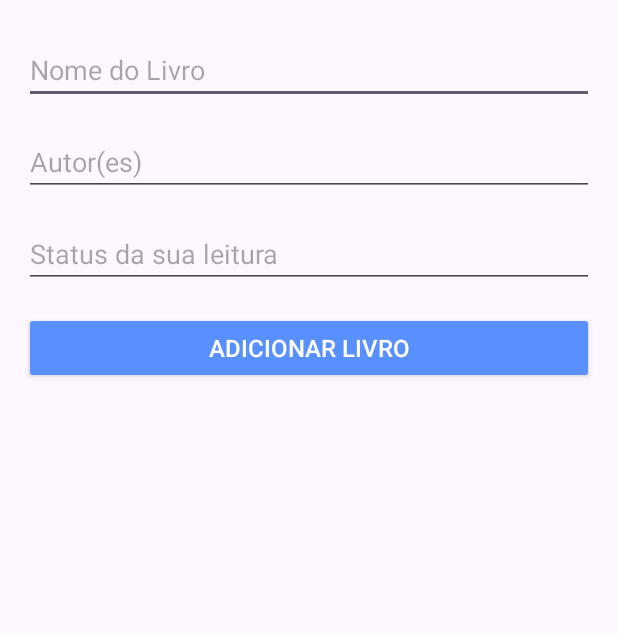
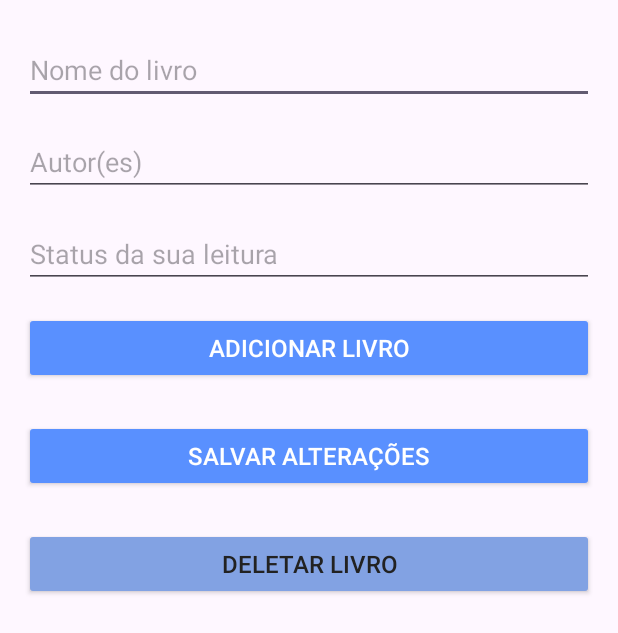
Before and after one commit to alinegtcl/meus-livros, an Android app: the layout fragment_add_book.xml on its own in the app's theme, with its tools: preview values and no code run, on a phone screen of 412 x 824 dp. Shown: the top 633 px of the screen. Run offline under Robolectric (Android 15) with nearby library versions, the phone set to English and light mode, and no system bars.

Commit message:
feat(update_book): added save changes functionality.

```diff
--- a/app/src/main/java/com/luisitolentino/meuslivros/data/datasource/BooksDao.kt
+++ b/app/src/main/java/com/luisitolentino/meuslivros/data/datasource/BooksDao.kt
@@ -3,6 +3,7 @@ package com.luisitolentino.meuslivros.data.datasource
 import androidx.room.Dao
 import androidx.room.Insert
 import androidx.room.Query
+import androidx.room.Update
 import com.luisitolentino.meuslivros.data.entity.BookEntity
 import com.luisitolentino.meuslivros.domain.model.Book
 
@@ -11,6 +12,9 @@ interface BooksDao {
     @Insert
     suspend fun insert(book: BookEntity)
 
+    @Update
+    suspend fun update(book: BookEntity)
+
     @Query("SELECT * FROM bookentity ORDER BY name")
     suspend fun getAllBooks(): List<BookEntity>?
 
--- a/app/src/main/java/com/luisitolentino/meuslivros/data/repository/BooksRepositoryImpl.kt
+++ b/app/src/main/java/com/luisitolentino/meuslivros/data/repository/BooksRepositoryImpl.kt
@@ -10,6 +10,10 @@ class BooksRepositoryImpl(private val booksDao: BooksDao) : BookControlUseCase {
 
     override suspend fun insert(book: Book) {
         booksDao.insert(toBookEntity(book))
+    }
+
+    override suspend fun update(book: Book) {
+        booksDao.update(toBookEntity(book))
     }
 
     private fun toBookEntity(book: Book): BookEntity {
--- a/app/src/main/java/com/luisitolentino/meuslivros/domain/usecase/BookControlUseCase.kt
+++ b/app/src/main/java/com/luisitolentino/meuslivros/domain/usecase/BookControlUseCase.kt
@@ -6,6 +6,8 @@ import com.luisitolentino.meuslivros.domain.utils.MBResult
 interface BookControlUseCase {
     suspend fun insert(book: Book)
 
+    suspend fun update(book: Book)
+
     suspend fun getAllBooks(): MBResult<List<Book>, String>
 
     suspend fun getBookById(id: Int): MBResult<Book, String>
--- a/app/src/main/java/com/luisitolentino/meuslivros/presentation/viewmodel/ManageBookState.kt
+++ b/app/src/main/java/com/luisitolentino/meuslivros/presentation/viewmodel/ManageBookState.kt
@@ -4,6 +4,7 @@ import com.luisitolentino.meuslivros.domain.model.Book
 
 sealed class ManageBookState {
     data object InsertSuccess : ManageBookState()
+    data object UpdateSuccess : ManageBookState()
     data object ShowLoading : ManageBookState()
     data object HideLoading : ManageBookState()
     data class GetByIdSuccess(val book: Book) : ManageBookState()
--- a/app/src/main/res/layout/fragment_add_book.xml
+++ b/app/src/main/res/layout/fragment_add_book.xml
@@ -39,10 +39,32 @@
         android:layout_width="match_parent"
         android:layout_height="wrap_content"
         android:layout_marginTop="16dp"
-        android:layout_marginBottom="24dp"
+        android:layout_marginBottom="8dp"
         android:backgroundTint="@color/blue"
         android:text="@string/label_add_book"
         android:textColor="@color/white"
         android:textSize="16sp" />
 
+    <androidx.appcompat.widget.AppCompatButton
+        android:id="@+id/buttonUpdateBook"
+        android:layout_width="match_parent"
+        android:layout_height="wrap_content"
+        android:layout_marginTop="16dp"
+        android:layout_marginBottom="8dp"
+        android:backgroundTint="@color/blue"
+        android:text="@string/label_update_book"
+        android:textColor="@color/white"
+        android:textSize="16sp" />
+
+    <androidx.appcompat.widget.AppCompatButton
+        android:id="@+id/buttonDeleteBook"
+        android:layout_width="match_parent"
+        android:layout_height="wrap_content"
+        android:layout_marginTop="16dp"
+        android:layout_marginBottom="16dp"
+        android:backgroundTint="@color/lightBlue"
+        android:text="@string/label_delete_book"
+        android:textColor="@color/black"
+        android:textSize="16sp" />
+
 </LinearLayout>
--- a/app/src/main/res/values/strings.xml
+++ b/app/src/main/res/values/strings.xml
@@ -2,8 +2,11 @@
     <string name="app_name">Meus Livros</string>
     <string name="label_you_dont_have_books">Você ainda não tem livros adicionados</string>
     <string name="label_add_book">Adicionar livro</string>
-    <string name="label_book_name">Nome do Livro</string>
+    <string name="label_book_name">Nome do livro</string>
     <string name="label_book_writers">Autor(es)</string>
     <string name="label_book_status">Status da sua leitura</string>
     <string name="label_added_book">Livro adicionado! Boa leitura!</string>
+    <string name="label_changed_book">Livro alterado! Boa leitura!</string>
+    <string name="label_delete_book">Deletar livro</string>
+    <string name="label_update_book">Salvar alterações</string>
 </resources>
```
Also changed, not shown: app/src/main/java/com/luisitolentino/meuslivros/presentation/view/fragment/ManageBookFragment.kt (+27 -5 lines), app/src/main/java/com/luisitolentino/meuslivros/presentation/viewmodel/BookControlViewModel.kt (+9 -0 lines).
